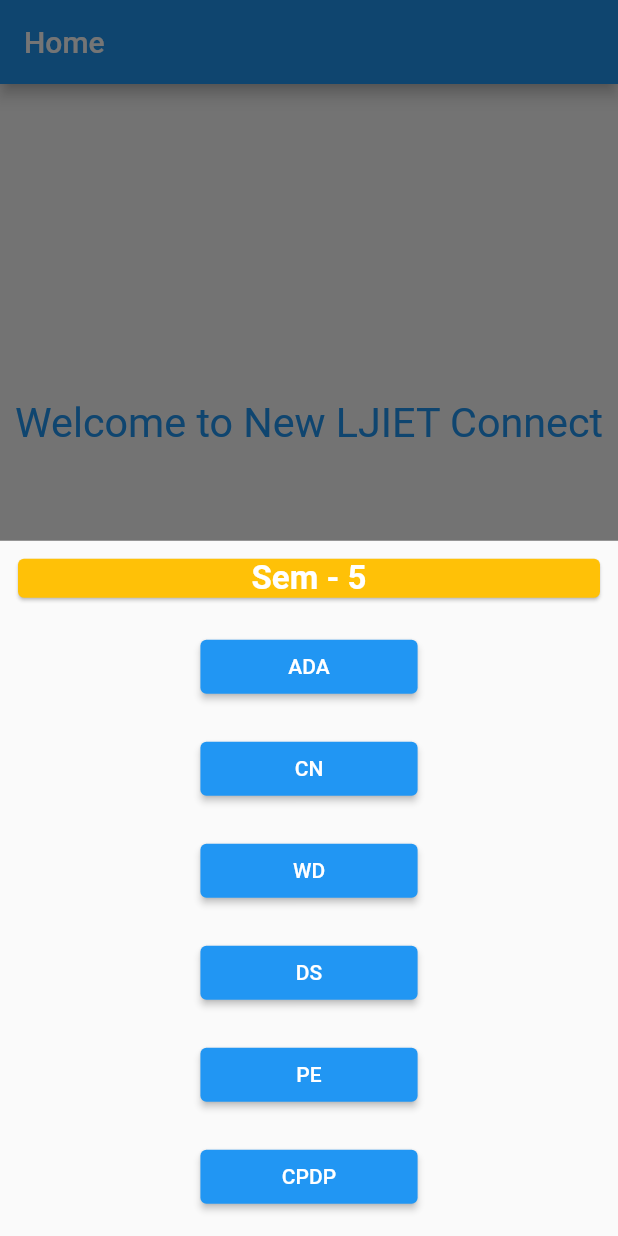
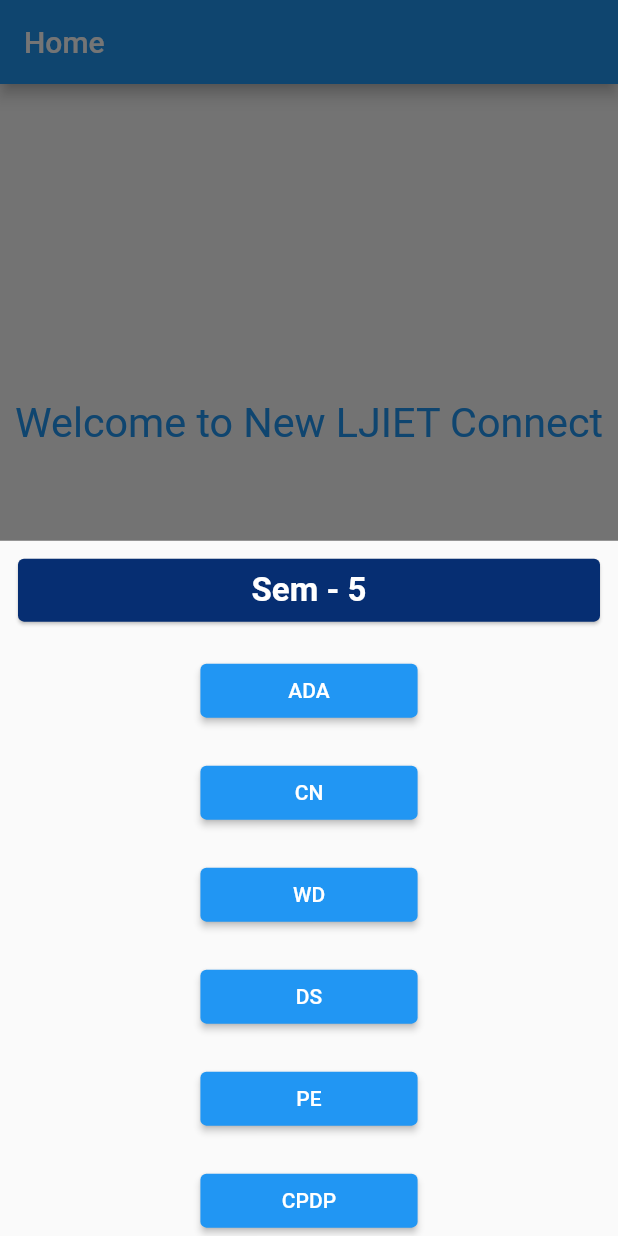
Before and after one commit to zaid791/new_ljiet_connect, a Flutter app: the screen it shows after launch, after a tap on "Study Material", on a phone screen of 412 x 824 dp. Run offline on Flutter 3.47's test engine with Material 2 defaults, Android fonts, the light colour scheme and no system bars.

Commit message:
Third Commit
Theme

```diff
--- a/lib/main.dart
+++ b/lib/main.dart
@@ -33,6 +33,12 @@
   @override
   Widget build(BuildContext context) {
     return MaterialApp(
+      theme: ThemeData(
+        colorScheme: ColorScheme.fromSwatch().copyWith(
+          primary: Colors.blue,
+          secondary: const Color.fromARGB(255, 6, 46, 114),
+        ),
+      ),
       debugShowCheckedModeBanner: false,
       home: Scaffold(
         appBar: AppBar(
--- a/lib/message.dart
+++ b/lib/message.dart
@@ -9,13 +9,13 @@
       padding: const EdgeInsets.fromLTRB(0, 200, 0, 0),
       margin: const EdgeInsets.all(10),
       alignment: Alignment.center,
-      child: const FittedBox(
+      child: FittedBox(
         fit: BoxFit.contain,
         child: Text(
           'Welcome to New LJIET Connect',
           style: TextStyle(
             fontSize: 28,
-            color: Colors.blue,
+            color: Theme.of(context).colorScheme.primary,
           ),
         ),
       ),
--- a/lib/sheet_child.dart
+++ b/lib/sheet_child.dart
@@ -20,11 +20,12 @@
         child: Column(
           children: [
             Container(
+              height: mediaQuery.size.height * 0.08,
               width: mediaQuery.size.width,
               padding: const EdgeInsets.all(8.0),
-              child: const Card(
-                color: Colors.amber,
-                child: Center(
+              child: Card(
+                color: Theme.of(context).colorScheme.secondary,
+                child: const Center(
                   child: Text(
                     'Sem - 5',
                     style: TextStyle(
```
